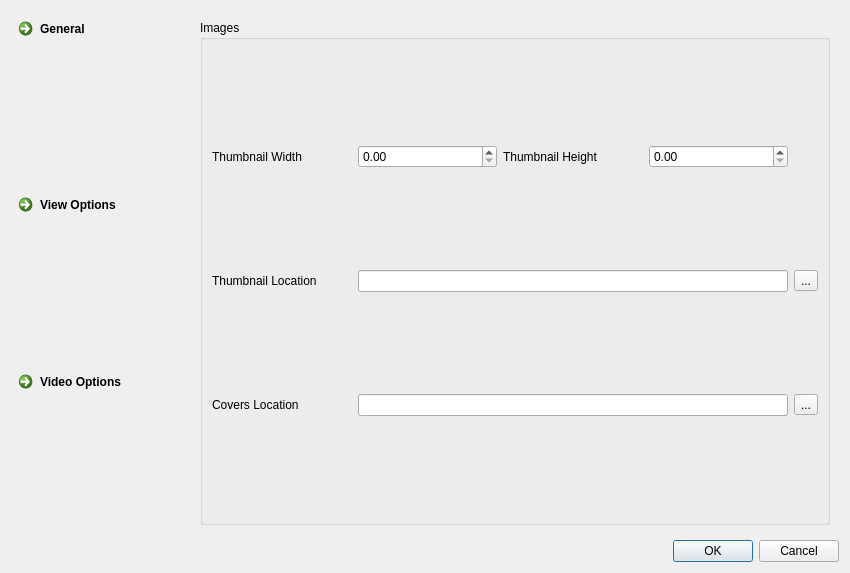
First picture: the form in SettingsDialog.ui, repository zenwong/tagu, before the edit.
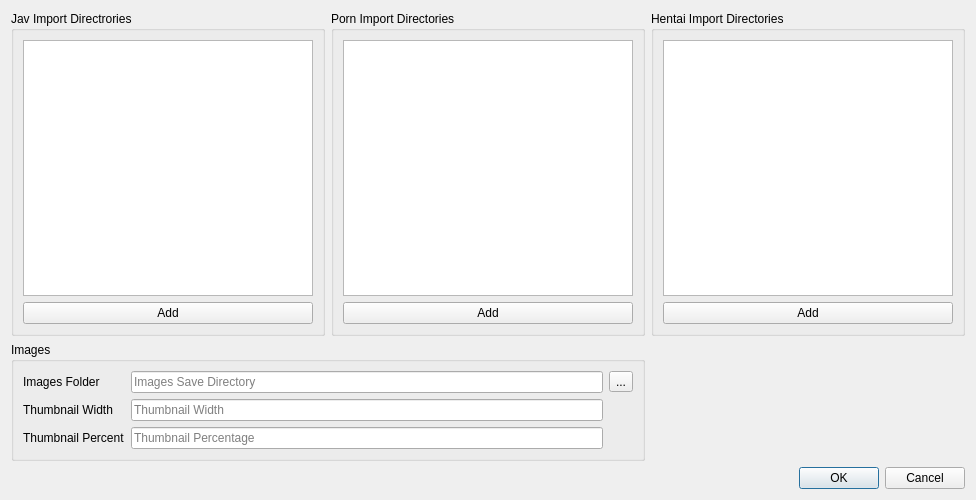
Second picture: the form after the edit.

What changed in the file:
```diff
--- a/SettingsDialog.ui
+++ b/SettingsDialog.ui
@@ -6,8 +6,8 @@
    <rect>
     <x>0</x>
     <y>0</y>
-    <width>850</width>
-    <height>573</height>
+    <width>976</width>
+    <height>500</height>
    </rect>
   </property>
   <property name="windowTitle">
@@ -15,31 +15,75 @@
   </property>
   <layout class="QGridLayout" name="gridLayout">
    <item row="0" column="0">
+    <widget class="QGroupBox" name="groupBox">
+     <property name="title">
+      <string>Jav Import Directrories</string>
+     </property>
     <layout class="QVBoxLayout" name="verticalLayout">
      <item>
-      <widget class="QCommandLinkButton" name="optGeneral">
+       <widget class="QListView" name="listJavImport">
+        <property name="toolTip">
+         <string>Double Click to Remove</string>
+        </property>
+       </widget>
+      </item>
+      <item>
+       <widget class="QPushButton" name="btnJavAdd">
        <property name="text">
-        <string>General</string>
+         <string>Add</string>
        </property>
       </widget>
      </item>
+     </layout>
+    </widget>
+   </item>
+   <item row="0" column="1">
+    <widget class="QGroupBox" name="groupBox_2">
+     <property name="title">
+      <string>Porn Import Directories</string>
+     </property>
+     <layout class="QVBoxLayout" name="verticalLayout_2">
      <item>
-      <widget class="QCommandLinkButton" name="optView">
+       <widget class="QListView" name="listPornImport">
+        <property name="toolTip">
+         <string>Double Click to Remove</string>
+        </property>
+       </widget>
+      </item>
+      <item>
+       <widget class="QPushButton" name="btnPornAdd">
        <property name="text">
-        <string>View Options</string>
+         <string>Add</string>
        </property>
       </widget>
      </item>
+     </layout>
+    </widget>
+   </item>
+   <item row="0" column="2">
+    <widget class="QGroupBox" name="groupBox_4">
+     <property name="title">
+      <string>Hentai Import Directories</string>
+     </property>
+     <layout class="QVBoxLayout" name="verticalLayout_4">
      <item>
-      <widget class="QCommandLinkButton" name="optVideo">
+       <widget class="QListView" name="listHentaiImport">
+        <property name="toolTip">
+         <string>Double Click to Remove</string>
+        </property>
+       </widget>
+      </item>
+      <item>
+       <widget class="QPushButton" name="btnHentaiAdd">
        <property name="text">
-        <string>Video Options</string>
+         <string>Add</string>
        </property>
       </widget>
      </item>
     </layout>
+    </widget>
    </item>
-   <item row="1" column="0" colspan="3">
+   <item row="2" column="2">
     <widget class="QDialogButtonBox" name="buttonBox">
      <property name="orientation">
       <enum>Qt::Horizontal</enum>
@@ -49,94 +93,76 @@
      </property>
     </widget>
    </item>
-   <item row="0" column="2">
-    <widget class="QStackedWidget" name="stackedWidget">
-     <property name="currentIndex">
-      <number>1</number>
-     </property>
-     <widget class="QWidget" name="page">
-      <widget class="QListView" name="listView">
-       <property name="geometry">
-        <rect>
-         <x>10</x>
-         <y>110</y>
-         <width>521</width>
-         <height>331</height>
-        </rect>
-       </property>
-      </widget>
-     </widget>
-     <widget class="QWidget" name="page_2">
-      <layout class="QGridLayout" name="gridLayout_3">
-       <item row="0" column="0">
-        <widget class="QGroupBox" name="groupBox">
+   <item row="1" column="0" colspan="2">
+    <widget class="QGroupBox" name="groupBox_3">
          <property name="title">
           <string>Images</string>
          </property>
          <layout class="QGridLayout" name="gridLayout_2">
+      <item row="0" column="2">
+       <widget class="QToolButton" name="btnImageSave">
+        <property name="text">
+         <string>...</string>
+        </property>
+       </widget>
+      </item>
+      <item row="0" column="1">
+       <widget class="QLineEdit" name="imageDir">
+        <property name="placeholderText">
+         <string>Images Save Directory</string>
+        </property>
+       </widget>
+      </item>
+      <item row="2" column="1">
+       <widget class="QLineEdit" name="thumbWidth">
+        <property name="placeholderText">
+         <string>Thumbnail Width</string>
+        </property>
+       </widget>
+      </item>
+      <item row="3" column="1">
+       <widget class="QLineEdit" name="thumbPercentage">
+        <property name="toolTip">
+         <string>Thumbnail will be generated at this video duration percentage</string>
+        </property>
+        <property name="whatsThis">
+         <string/>
+        </property>
+        <property name="placeholderText">
+         <string>Thumbnail Percentage</string>
+        </property>
+       </widget>
+      </item>
           <item row="0" column="0">
            <widget class="QLabel" name="label">
             <property name="text">
-             <string>Thumbnail Width</string>
+         <string>Images Folder</string>
             </property>
            </widget>
           </item>
-          <item row="0" column="1">
-           <widget class="QDoubleSpinBox" name="doubleSpinBox"/>
-          </item>
-          <item row="0" column="2">
+      <item row="2" column="0">
            <widget class="QLabel" name="label_2">
             <property name="text">
-             <string>Thumbnail Height</string>
+         <string>Thumbnail Width</string>
             </property>
            </widget>
           </item>
-          <item row="0" column="3">
-           <widget class="QDoubleSpinBox" name="doubleSpinBox_2"/>
-          </item>
-          <item row="1" column="0">
+      <item row="3" column="0">
            <widget class="QLabel" name="label_3">
             <property name="text">
-             <string>Thumbnail Location</string>
+         <string>Thumbnail Percent</string>
             </property>
            </widget>
           </item>
-          <item row="1" column="1" colspan="3">
-           <widget class="QLineEdit" name="lineEdit"/>
-          </item>
-          <item row="1" column="4">
-           <widget class="QToolButton" name="toolButton">
-            <property name="text">
-             <string>...</string>
-            </property>
-           </widget>
-          </item>
-          <item row="2" column="0">
-           <widget class="QLabel" name="label_4">
-            <property name="text">
-             <string>Covers Location</string>
-            </property>
-           </widget>
-          </item>
-          <item row="2" column="1" colspan="3">
-           <widget class="QLineEdit" name="lineEdit_2"/>
-          </item>
-          <item row="2" column="4">
-           <widget class="QToolButton" name="toolButton_2">
-            <property name="text">
-             <string>...</string>
-            </property>
-           </widget>
-          </item>
          </layout>
         </widget>
        </item>
       </layout>
-     </widget>
-     <widget class="QWidget" name="page_3"/>
-    </widget>
-   </item>
-  </layout>
+  <zorder>buttonBox</zorder>
+  <zorder>groupBox</zorder>
+  <zorder>groupBox_2</zorder>
+  <zorder>groupBox_3</zorder>
+  <zorder>groupBox_4</zorder>
  </widget>
  <resources/>
  <connections>
```
Lines whose indentation alone changed are shown as unchanged.
